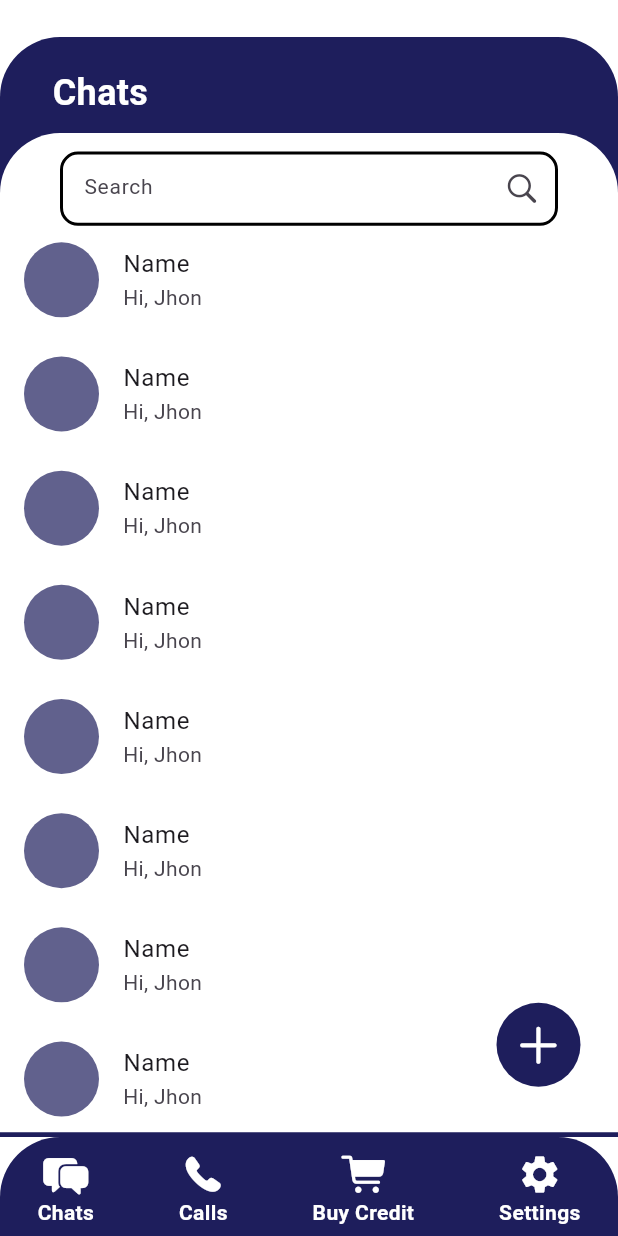
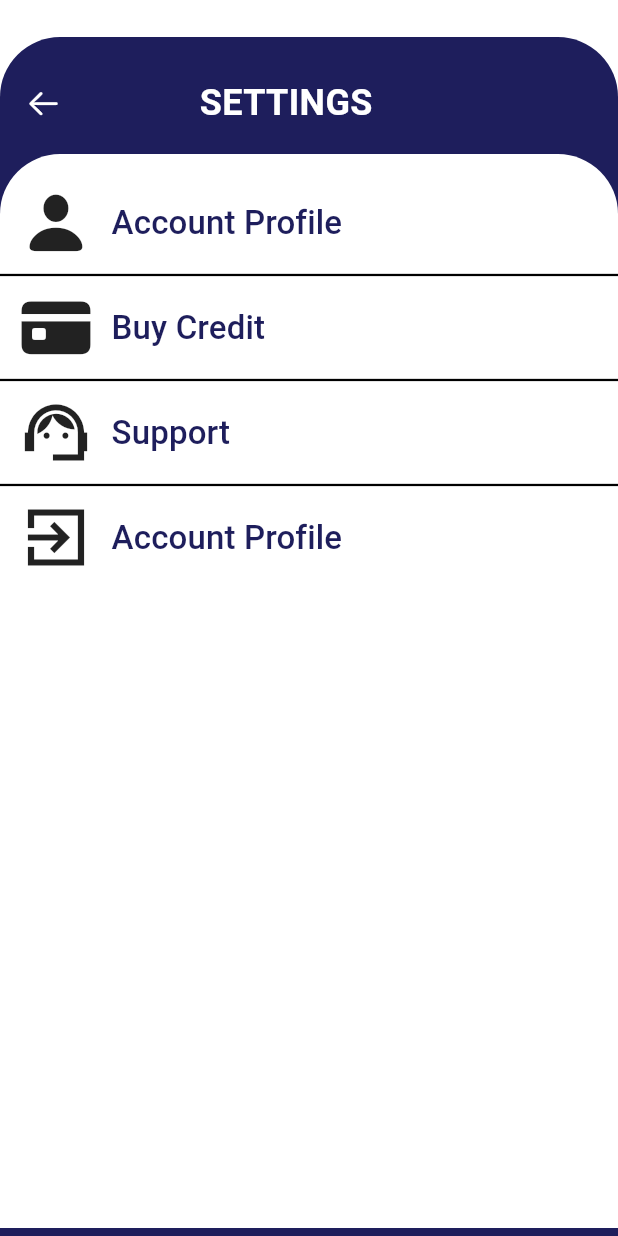
Before and after one commit to NishPaaP/caller, a Flutter app: the DashboardScreen screen opened directly, after a tap on "Settings", on a phone screen of 412 x 824 dp. Run offline on Flutter 3.47's test engine with Material 2 defaults, Android fonts, the phone set to English and light mode, and no system bars.

Commit message:
Settings Screen frontend

```diff
--- a/lib/features/dashboard/ui/dashboard.dart
+++ b/lib/features/dashboard/ui/dashboard.dart
@@ -1,6 +1,7 @@
 import 'package:caller_app/data/const/constantvariables.dart';
 import 'package:caller_app/features/calls/ui/callscreen.dart';
 import 'package:caller_app/features/credits/ui/addcredits.dart';
+import 'package:caller_app/features/setting/ui/setting_screen.dart';
 import 'package:flutter/material.dart';
 import 'package:flutter/cupertino.dart';
 
@@ -206,7 +207,9 @@ class _DashboardScreenState extends State<DashboardScreen> {
                     ),
                   ),
                   GestureDetector(
-                    onTap: (){},
+                    onTap: (){
+                      Navigator.push(context, MaterialPageRoute(builder: (_)=>SettingsScreen()));
+                    },
                     child: Column(
                       children: [
                         Icon(
--- /dev/null
+++ b/lib/features/setting/ui/setting_screen.dart
@@ -0,0 +1,124 @@
+import 'package:caller_app/data/const/constantvariables.dart';
+import 'package:caller_app/features/calls/ui/callscreen.dart';
+import 'package:caller_app/features/credits/ui/addcredits.dart';
+import 'package:flutter/material.dart';
+import 'package:flutter/cupertino.dart';
+
+class SettingsScreen extends StatefulWidget {
+  const SettingsScreen({super.key});
+
+  @override
+  State<SettingsScreen> createState() => _SettingsScreenState();
+}
+
+class _SettingsScreenState extends State<SettingsScreen> {
+  @override
+  Widget build(BuildContext context) {
+    final Size size = MediaQuery.of(context).size;
+    return Scaffold(
+      body: Container(
+        height: size.height*1,
+        width: double.infinity,
+        color: Colors.white,
+        child: Column(
+          children: [
+            SizedBox(height: size.height*0.03),
+            Container(
+              height: size.height*0.97,
+              width: double.infinity,
+              decoration: BoxDecoration(
+                  color: KConstColors.primaryColor,
+                  borderRadius: BorderRadius.only(
+                    topLeft: Radius.circular(40),
+                    topRight: Radius.circular(40),
+                  )
+              ),
+              child: Column(
+                crossAxisAlignment: CrossAxisAlignment.start,
+                children: [
+                  Padding(
+                    padding: const EdgeInsets.only(left: 5,top: 20,bottom: 10),
+                    child: Row(
+                      children: [
+                        IconButton(
+                            onPressed: (){
+                              Navigator.pop(context);
+                            },
+                            icon: Icon(CupertinoIcons.arrow_left,color: Colors.white,)),
+                        Padding(
+                          padding: const EdgeInsets.only(left: 80),
+                          child: Text(
+                            "SETTINGS",
+                            style: TextStyle(
+                                fontSize: 24,
+                                fontWeight: FontWeight.bold,
+                                color: Colors.white
+                            ),
+                          ),
+                        ),
+                      ],
+                    ),
+                  ),
+                  Container(
+                    width: double.infinity,
+                    height: size.height*0.8688,
+                    decoration: BoxDecoration(
+                        color: Colors.white,
+                        borderRadius: BorderRadius.only(
+                          topLeft: Radius.circular(40),
+                          topRight: Radius.circular(40),
+                        )
+                    ),
+                    child: Column(
+                      children: [
+                        SizedBox(height: size.height*0.025),
+                        Row(
+                          children: [
+                            SizedBox(width: size.width*0.03),
+                            Icon(CupertinoIcons.person_solid,size: 50,),
+                            TextButton(onPressed: (){}, child: Text("Account Profile",style: TextStyle(fontSize: 22,color: KConstColors.primaryColor),)),
+                          ],
+                        ),
+                        Divider(height: 20,color: Colors.black,thickness: 1.5),
+
+                        Row(
+                          children: [
+                            SizedBox(width: size.width*0.03),
+                            Icon(CupertinoIcons.creditcard_fill,size: 50,),
+                            TextButton(onPressed: (){}, child: Text("Buy Credit",style: TextStyle(fontSize: 22,color: KConstColors.primaryColor),)),
+                          ],
+                        ),
+                        Divider(height: 20,color: Colors.black,thickness: 1.5),
+
+                        Row(
+                          children: [
+                            SizedBox(width: size.width*0.03),
+                            Icon(Icons.support_agent_sharp,size: 50,),
+                            TextButton(onPressed: (){}, child: Text("Support",style: TextStyle(fontSize: 22,color: KConstColors.primaryColor),)),
+                          ],
+                        ),
+                        Divider(height: 20,color: Colors.black,thickness: 1.5),
+
+                        Row(
+                          children: [
+                            SizedBox(width: size.width*0.03),
+                            Icon(Icons.exit_to_app_sharp,size: 50,),
+                            TextButton(onPressed: (){}, child: Text("Account Profile",style: TextStyle(fontSize: 22,color: KConstColors.primaryColor),)),
+                          ],
+                        ),
+
+
+                      ],
+                    ),
+                  )
+                ],
+              ),
+            ),
+            ///Bottom Navigation Bar
+
+          ],
+        ),
+      ),
+    );
+  }
+}
```
